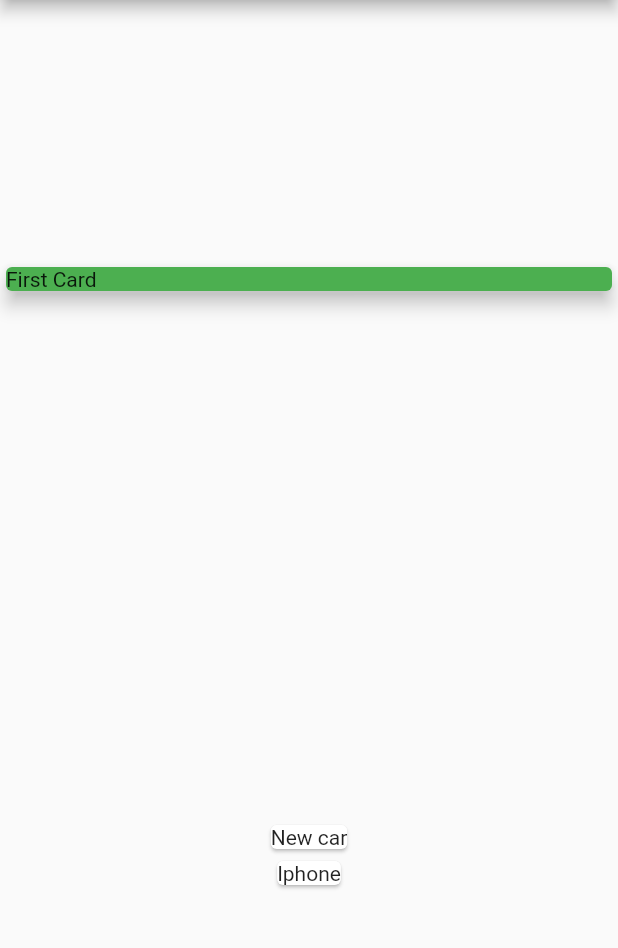
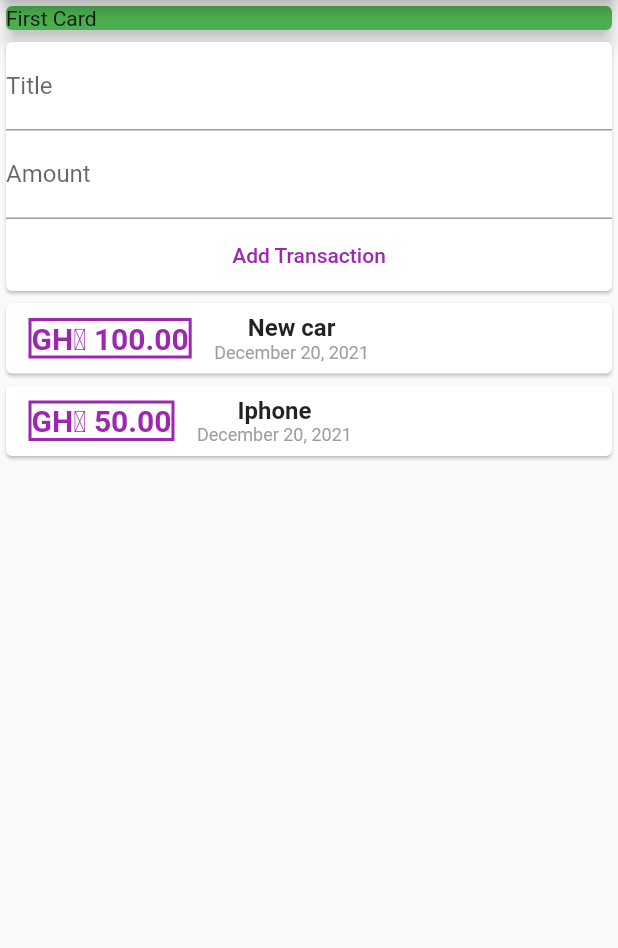
Before and after one commit to SethMegbetor/class_expense_tracker_app_flutter, a Flutter app: the screen it shows after launch, on a phone screen of 412 x 824 dp, the part 84-1032 px from its top. Run offline on Flutter 3.47's test engine with Material 2 defaults, Android fonts, the phone set to English and light mode, and no system bars.

Commit message:
Mid class on Monday

```diff
--- a/lib/main.dart
+++ b/lib/main.dart
@@ -1,5 +1,8 @@
+// ignore_for_file: deprecated_member_use
+
 import './transaction.dart';
 import 'package:flutter/material.dart';
+import 'package:intl/intl.dart';
 
 void main() {
   runApp(MyApp());
@@ -38,7 +41,7 @@ class MyHomePage extends StatelessWidget {
           title: const Text('Expense Planner'),
         ),
         body: Column(
-          mainAxisAlignment: MainAxisAlignment.spaceAround,
+          mainAxisAlignment: MainAxisAlignment.start,
           crossAxisAlignment: CrossAxisAlignment.stretch,
           children: [
             Container(
@@ -49,10 +52,68 @@ class MyHomePage extends StatelessWidget {
                 color: Colors.green,
               ),
             ),
+            Card(
+              child: Column(children: [
+                const TextField(
+                  decoration: InputDecoration(
+                    labelText: 'Title',
+                  ),
+                ),
+                const TextField(
+                  decoration: InputDecoration(
+                    labelText: 'Amount',
+                  ),
+                ),
+                FlatButton(
+                  child: const Text('Add Transaction'),
+                  textColor: Colors.purple,
+                  onPressed: () {},
+                )
+              ]),
+            ),
             Column(
-              children: transactions.map((tx){
-                return Card(child: Text(tx.title),);
-              }).toList() ,
+              children: transactions.map((tx) {
+                return Card(
+                  child: Row(
+                    children: [
+                      Container(
+                        margin: const EdgeInsets.symmetric(
+                          vertical: 10,
+                          horizontal: 15,
+                        ),
+                        decoration: BoxDecoration(
+                          border: Border.all(
+                            color: Colors.purple,
+                            width: 2,
+                          ),
+                        ),
+                        child: Text(
+                          // '\$${tx.amount}', for the dollar sign
+                          'GH₵ ${tx.amount.toStringAsFixed(2)}', //for the GH₵
+                          style: const TextStyle(
+                              fontSize: 20,
+                              color: Colors.purple,
+                              fontWeight: FontWeight.bold),
+                        ),
+                      ),
+                      Column(
+                        children: [
+                          Text(
+                            tx.title,
+                            style: const TextStyle(
+                                fontSize: 16, fontWeight: FontWeight.bold),
+                          ),
+                          Text(
+                            DateFormat.yMMMMd().format(tx.date),
+                            style: const TextStyle(
+                                fontSize: 12, color: Colors.grey),
+                          ),
+                        ],
+                      ),
+                    ],
+                  ),
+                );
+              }).toList(),
             )
           ],
         ));
--- a/pubspec.yaml
+++ b/pubspec.yaml
@@ -34,6 +34,7 @@ dependencies:
   # The following adds the Cupertino Icons font to your application.
   # Use with the CupertinoIcons class for iOS style icons.
   cupertino_icons: ^1.0.2
+  intl: ^0.17.0
 
 dev_dependencies:
   flutter_test:
```
Also changed, not shown: pubspec.lock.
